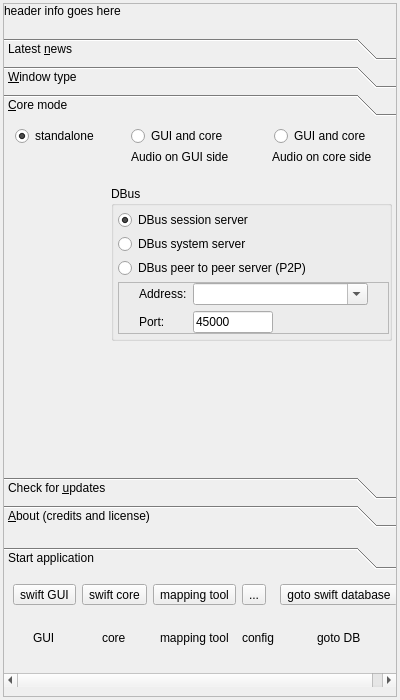
First picture: the form in src/swiftlauncher/swiftlauncher.ui, repository swift-project/pilotclient, before the edit.
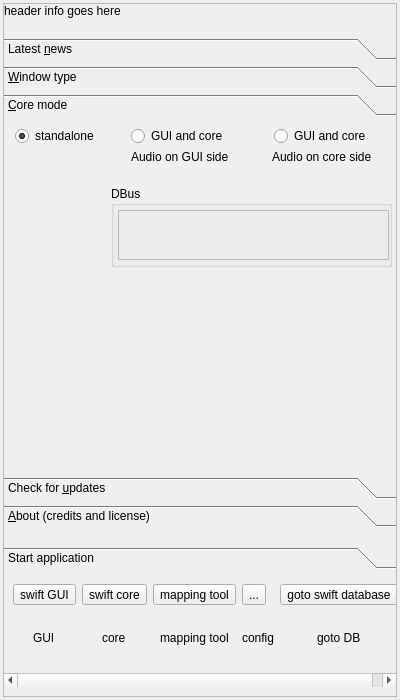
Second picture: the form after the edit. The open tabs and pages were chosen to show the change. Icons and pictures are not drawn. Custom widgets are drawn as their Qt base class.

Commit message: Ref T195, launcher uses DBus UI component and new application arguments functions

```diff
--- a/src/swiftlauncher/swiftlauncher.ui
+++ b/src/swiftlauncher/swiftlauncher.ui
@@ -188,8 +188,8 @@
               <rect>
                <x>0</x>
                <y>0</y>
-               <width>277</width>
-               <height>244</height>
+               <width>392</width>
+               <height>349</height>
               </rect>
              </property>
              <attribute name="label">
@@ -310,97 +310,19 @@
                   <number>4</number>
                  </property>
                  <item>
-                  <widget class="QRadioButton" name="rb_DBusSession">
-                   <property name="text">
-                    <string>DBus session server</string>
+                  <widget class="BlackGui::Components::CDBusServerAddressSelector" name="comp_DBusSelector">
+                   <property name="minimumSize">
+                    <size>
+                     <width>0</width>
+                     <height>50</height>
+                    </size>
                    </property>
-                   <property name="checked">
-                    <bool>true</bool>
-                   </property>
-                  </widget>
-                 </item>
-                 <item>
-                  <widget class="QRadioButton" name="rb_DBusSystem">
-                   <property name="text">
-                    <string>DBus system server</string>
-                   </property>
-                  </widget>
-                 </item>
-                 <item>
-                  <widget class="QRadioButton" name="rb_DBusP2P">
-                   <property name="text">
-                    <string>DBus peer to peer server (P2P)</string>
-                   </property>
-                  </widget>
-                 </item>
-                 <item>
-                  <widget class="QFrame" name="fr_DBusServerAddress">
                    <property name="frameShape">
                     <enum>QFrame::StyledPanel</enum>
                    </property>
                    <property name="frameShadow">
                     <enum>QFrame::Raised</enum>
                    </property>
-                   <layout class="QGridLayout" name="gl_DBusServerAddressDetails">
-                    <property name="leftMargin">
-                     <number>20</number>
-                    </property>
-                    <property name="topMargin">
-                     <number>0</number>
-                    </property>
-                    <property name="rightMargin">
-                     <number>20</number>
-                    </property>
-                    <property name="bottomMargin">
-                     <number>0</number>
-                    </property>
-                    <item row="0" column="2">
-                     <widget class="QComboBox" name="cb_DBusServerAddress">
-                      <property name="sizePolicy">
-                       <sizepolicy hsizetype="MinimumExpanding" vsizetype="Fixed">
-                        <horstretch>0</horstretch>
-                        <verstretch>0</verstretch>
-                       </sizepolicy>
-                      </property>
-                      <property name="editable">
-                       <bool>true</bool>
-                      </property>
-                     </widget>
-                    </item>
-                    <item row="0" column="0">
-                     <widget class="QLabel" name="lbl_DBusServerAddress">
-                      <property name="text">
-                       <string>Address:</string>
-                      </property>
-                      <property name="textInteractionFlags">
-                       <set>Qt::LinksAccessibleByMouse</set>
-                      </property>
-                     </widget>
-                    </item>
-                    <item row="1" column="0">
-                     <widget class="QLabel" name="lbl_DBusServerPort">
-                      <property name="text">
-                       <string>Port:</string>
-                      </property>
-                     </widget>
-                    </item>
-                    <item row="1" column="2">
-                     <widget class="QLineEdit" name="le_DBusServerPort">
-                      <property name="maximumSize">
-                       <size>
-                        <width>80</width>
-                        <height>16777215</height>
-                       </size>
-                      </property>
-                      <property name="text">
-                       <string>45000</string>
-                      </property>
-                      <property name="maxLength">
-                       <number>5</number>
-                      </property>
-                     </widget>
-                    </item>
-                   </layout>
                   </widget>
                  </item>
                 </layout>
@@ -843,6 +765,12 @@
    <header>blackgui/components/distributioninfocomponent.h</header>
    <container>1</container>
   </customwidget>
+  <customwidget>
+   <class>BlackGui::Components::CDBusServerAddressSelector</class>
+   <extends>QFrame</extends>
+   <header>blackgui/components/dbusserveraddressselector.h</header>
+   <container>1</container>
+  </customwidget>
  </customwidgets>
  <resources>
   <include location="../blackmisc/blackmisc.qrc"/>
```
Left out of the diff: 14 changed lines with no effect on the pictures. The commit also changes 2 other files.
